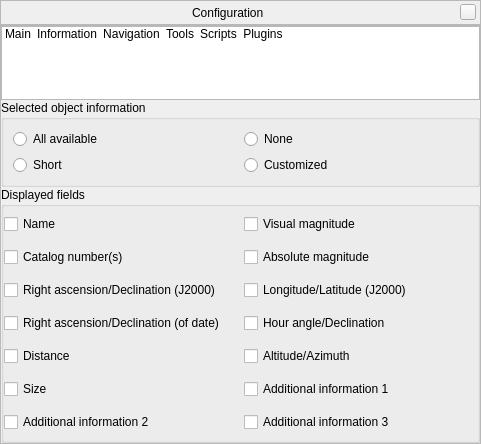
Qt form src/gui/configurationDialog.ui (519984307/stellarium_src) before a commit.
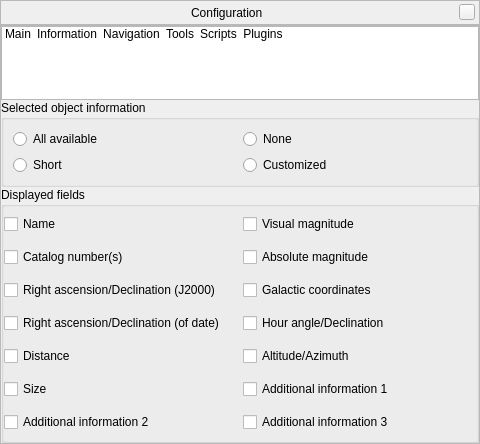
The same form after that commit. The open tabs and pages were chosen to show the change. Icons and pictures are not drawn. Custom widgets are drawn as their Qt base class.

Commit message: fixed galactic coordinates checkbox issue

Diff of the .ui file:
```diff
--- a/src/gui/configurationDialog.ui
+++ b/src/gui/configurationDialog.ui
@@ -6,7 +6,7 @@
    <rect>
     <x>0</x>
     <y>0</y>
-    <width>481</width>
+    <width>480</width>
     <height>444</height>
    </rect>
   </property>
@@ -454,7 +454,7 @@
                 <string>Galactic coordinates, equinox of J2000.0</string>
                </property>
                <property name="text">
-                <string>Longitude/Latitude (J2000)</string>
+                <string>Galactic coordinates</string>
                </property>
               </widget>
              </item>
```
Left out of the diff: 20 changed lines with no effect on the pictures. The commit also changes 5 other files.
